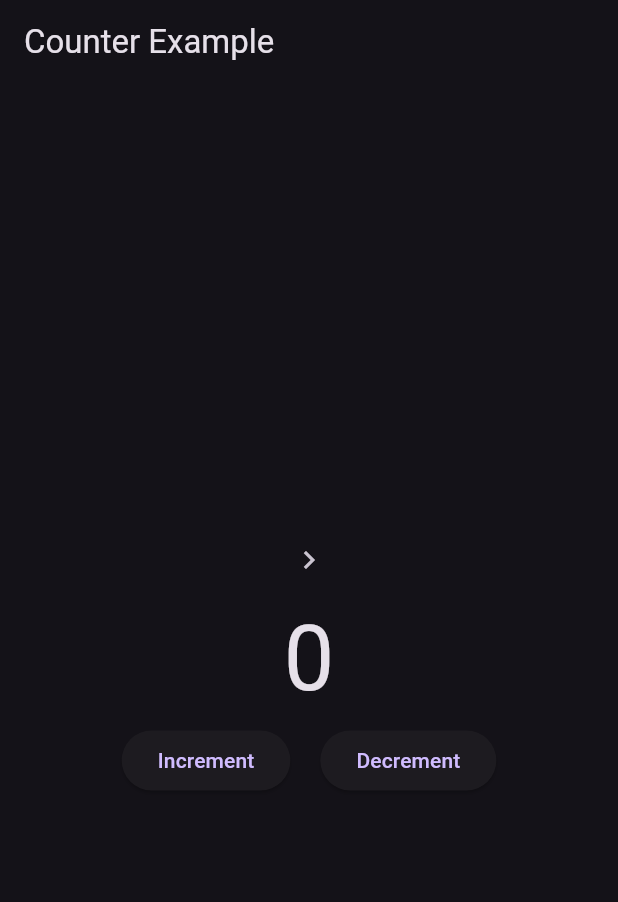
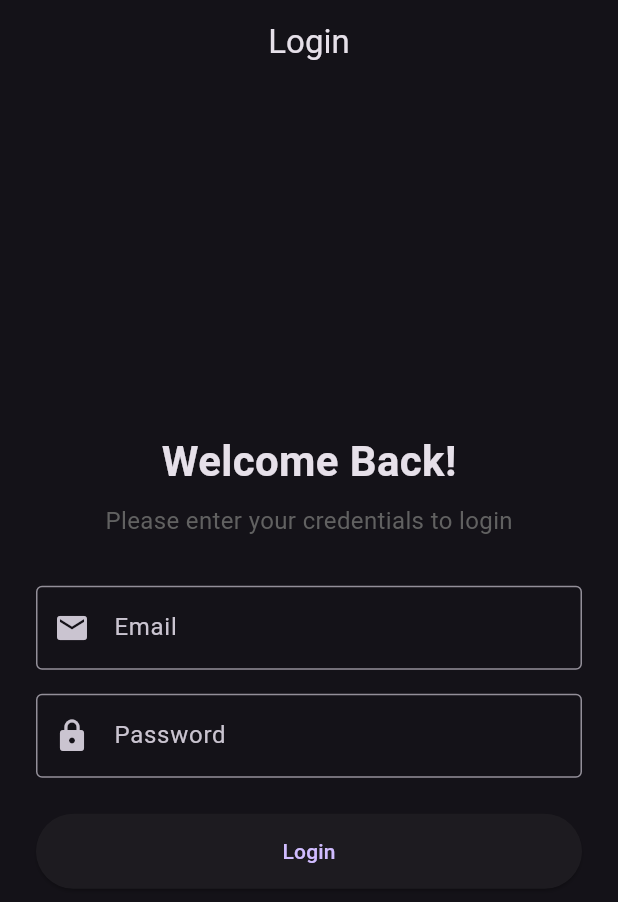
Before and after one commit to SilverShadow123/bloc_learning, a Flutter app: the screen it shows after launch, on a phone screen of 412 x 824 dp. Shown: the top 902 px of the screen. Run offline on Flutter 3.47's test engine with Material 3 defaults, Android fonts, the phone set to English and light mode, and no system bars; our stand-ins replace bloc, equatable, flutter_bloc, image_picker.

Commit message:
Add Login feature with BLoC
This commit introduces a new Login feature using the BLoC pattern.

Key changes include:

- **`LoginBloc`, `LoginEvent`, `LoginState`:** BLoC components for managing the login process.
    - `LoginEvent` includes `EmailChanged`, `PasswordChanged`, and `LoginApi` events.
    - `LoginState` includes `email`, `password`, `message`, and `loginstatus` (initial, loading, success, failure).
    - `LoginBloc` handles these events to update the state and makes an API call to `https://reqres.in/api/login` for authentication.
- **`LoginScreen`:** A new UI screen for user login.
    - It uses `TextFormField` widgets for email and password input.
    - It utilizes `BlocBuilder` to react to state changes for UI updates (e.g., displaying error messages or loading indicators).
    - `BlocListener` is used to show `SnackBar` messages based on the login status (failure, loading, success).
    - An `ElevatedButton` triggers the `LoginApi` event.
- **`main.dart`:**
    - The initial home screen has been changed from `CounterScreen` to `LoginScreen`.

```diff
--- /dev/null
+++ b/lib/bloc/login/login_bloc.dart
@@ -0,0 +1,46 @@
+import 'dart:convert';
+
+import 'package:bloc/bloc.dart';
+import 'package:equatable/equatable.dart';
+import 'package:http/http.dart' as http;
+
+part 'login_event.dart';
+part 'login_state.dart';
+
+class LoginBloc extends Bloc<LoginEvent, LoginState> {
+  LoginBloc() : super(LoginState()) {
+    on<EmailChanged>(_onEmailChanged);
+    on<PasswordChanged>(_onPasswordChanged);
+    on<LoginApi>(_onLoginApi);
+  }
+  void _onEmailChanged(EmailChanged event, Emitter<LoginState> emit) {
+    emit(state.copyWith(email: event.email));
+  }
+  void _onPasswordChanged(PasswordChanged event, Emitter<LoginState> emit) {
+    emit(state.copyWith(password: event.password));
+  }
+  void _onLoginApi(LoginApi event, Emitter<LoginState> emit) async{
+
+    emit(state.copyWith(loginstatus: LoginStatus.loading));
+    Map data = {
+      'email': state.email,
+      'password': state.password,
+    };
+    try {
+      final response = await http.post(Uri.parse('https://reqres.in/api/login'), headers: {
+        'Content-Type': 'application/json',
+        'x-api-key': 'reqres-free-v1',
+        'Authorization': 'QpwL5tke4Pnpja7X4'
+      },body: json.encode(data));
+      if (response.statusCode == 200) {
+        print(response.body);
+        emit(state.copyWith(loginstatus: LoginStatus.success, message: 'Login Successful'));
+      } else{
+        emit(state.copyWith(loginstatus: LoginStatus.failure, message: 'Login Failed'));
+      }
+    }catch(e){
+   emit(state.copyWith(loginstatus: LoginStatus.failure, message: e.toString()));
+
+    }
+  }
+}
--- /dev/null
+++ b/lib/bloc/login/login_event.dart
@@ -0,0 +1,28 @@
+part of 'login_bloc.dart';
+
+abstract class LoginEvent extends Equatable {
+  const LoginEvent();
+
+  @override
+  List<Object> get props => [];
+}
+
+class EmailChanged extends LoginEvent {
+  final String email;
+
+  const EmailChanged({required this.email});
+
+  @override
+  List<Object> get props => [email];
+}
+
+class PasswordChanged extends LoginEvent {
+  final String password;
+
+  const PasswordChanged({required this.password});
+
+  @override
+  List<Object> get props => [password];
+}
+
+class LoginApi extends LoginEvent{}
--- /dev/null
+++ b/lib/bloc/login/login_state.dart
@@ -0,0 +1,34 @@
+part of 'login_bloc.dart';
+
+enum LoginStatus {
+  initial,
+  loading,
+  success,
+  failure,
+}
+
+class LoginState extends Equatable {
+ final String email;
+  final String password;
+  final String message;
+  final LoginStatus loginstatus;
+
+  const LoginState({this.email='', this.password='', this.message='', this.loginstatus=LoginStatus.initial});
+
+  LoginState copyWith({
+    String? email,
+    String? password,
+    String? message,
+    LoginStatus? loginstatus,
+  }) {
+    return LoginState(
+      email: email ?? this.email,
+      password: password ?? this.password,
+      message: message ?? this.message,
+      loginstatus: loginstatus ?? this.loginstatus,
+    );
+  }
+
+  @override
+  List<Object?> get props =>[ email, password, message, loginstatus];
+}
--- a/lib/main.dart
+++ b/lib/main.dart
@@ -7,6 +7,7 @@ import 'package:bloc_learning/repository/favourite_repository.dart';
 import 'package:bloc_learning/ui/counter_example/counter_screen.dart';
 import 'package:bloc_learning/ui/favourite_app/favourite_app_screen.dart';
 import 'package:bloc_learning/ui/image_picker/image_picker_example.dart';
+import 'package:bloc_learning/ui/login/login_screen.dart';
 import 'package:bloc_learning/ui/posts/posts_screen.dart';
 import 'package:bloc_learning/ui/switch_example/switch_example_screen.dart';
 import 'package:bloc_learning/ui/todo/todo_screen/to_do_screen.dart';
@@ -40,7 +41,7 @@ class MyApp extends StatelessWidget {
           brightness: Brightness.dark,
           useMaterial3: true,
         ),
-        home:  CounterScreen(),
+        home:  LoginScreen(),
         debugShowCheckedModeBanner: false,
       ),
     );
--- /dev/null
+++ b/lib/ui/login/login_screen.dart
@@ -0,0 +1,120 @@
+import 'package:bloc_learning/bloc/login/login_bloc.dart';
+import 'package:flutter/material.dart';
+import 'package:flutter_bloc/flutter_bloc.dart';
+
+class LoginScreen extends StatefulWidget {
+  const LoginScreen({super.key});
+
+  @override
+  State<LoginScreen> createState() => _LoginScreenState();
+}
+
+class _LoginScreenState extends State<LoginScreen> {
+  late LoginBloc _loginBloc;
+  final emailFocusNode = FocusNode();
+
+  final passwordFocusNode = FocusNode();
+
+  @override
+  void initState() {
+    // TODO: implement initState
+    _loginBloc = LoginBloc();
+    super.initState();
+  }
+
+  @override
+  Widget build(BuildContext context) {
+    return Scaffold(
+      appBar: AppBar(title: const Text('Login'), centerTitle: true),
+      body: BlocProvider(
+        create: (context) => LoginBloc(),
+        child: Padding(
+          padding: const EdgeInsets.all(24.0),
+          child: Column(
+            mainAxisAlignment: MainAxisAlignment.center,
+            children: [
+              const Text(
+                'Welcome Back!',
+                style: TextStyle(fontSize: 28, fontWeight: FontWeight.bold),
+              ),
+              const SizedBox(height: 8),
+              Text(
+                'Please enter your credentials to login',
+                style: TextStyle(fontSize: 16, color: Colors.grey[700]),
+              ),
+              const SizedBox(height: 32),
+              BlocBuilder<LoginBloc, LoginState>(
+                buildWhen:
+                    (current, previous) => current.email != previous.email,
+                builder: (context, state) {
+                  return TextFormField(
+                    keyboardType: TextInputType.emailAddress,
+                    focusNode: emailFocusNode,
+                    decoration: const InputDecoration(
+                      labelText: 'Email',
+                      hintText: 'Enter your email address',
+                      prefixIcon: Icon(Icons.email),
+                      border: OutlineInputBorder(),
+                    ),
+                    onChanged: (value) {
+                      context.read<LoginBloc>().add(EmailChanged(email: value));
+                    },
+                    onFieldSubmitted: (value) {},
+                  );
+                },
+              ),
+              const SizedBox(height: 16),
+              BlocBuilder<LoginBloc, LoginState>(
+                buildWhen:
+                    (current, previous) =>
+                current.password != previous.password,
+                builder: (context, state) {
+                  return TextFormField(
+                    obscureText: true,
+                    focusNode: passwordFocusNode,
+                    decoration: const InputDecoration(
+                      labelText: 'Password',
+                      hintText: 'Enter your password',
+                      prefixIcon: Icon(Icons.lock),
+                      border: OutlineInputBorder(),
+                    ),
+                    onChanged: (value) {
+                      context.read<LoginBloc>().add(
+                        PasswordChanged(password: value),
+                      );
+                    },
+                    onFieldSubmitted: (value) {},
+                  );
+                },
+              ),
+              const SizedBox(height: 24),
+              BlocListener<LoginBloc, LoginState>(
+                listener: (context, state) {
+if(state.loginstatus ==LoginStatus.failure){
+  ScaffoldMessenger.of(context)..hideCurrentSnackBar()..showSnackBar(SnackBar(content: Text(state.message.toString())));
+} if(state.loginstatus ==LoginStatus.loading){
+  ScaffoldMessenger.of(context)..hideCurrentSnackBar()..showSnackBar(SnackBar(content: Text('Submitting...')));
+}    if(state.loginstatus ==LoginStatus.success){
+  ScaffoldMessenger.of(context)..hideCurrentSnackBar()..showSnackBar(SnackBar(content: Text('Login Successful')));
+}                },
+                child: BlocBuilder<LoginBloc, LoginState>(
+                  builder: (context, state) {
+                    return ElevatedButton(
+                      onPressed: () {
+                        context.read<LoginBloc>().add(LoginApi());
+                      },
+                      style: ElevatedButton.styleFrom(
+                        minimumSize: const Size.fromHeight(50),
+                      ),
+                      child: const Text('Login'),
+                    );
+                  },
+                ),
+              ),
+            ],
+          ),
+        ),
+      ),
+    );
+  }
+}
```
